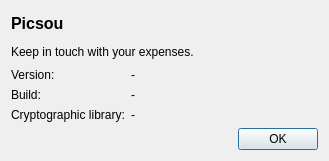
This is picsou/ui/dialogs/aboutpicsou.ui in koromodako/picsou as Qt 5 draws it before an edit. The edited form follows.
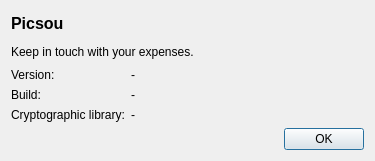
This is the edited form.

```diff
--- a/picsou/ui/dialogs/aboutpicsou.ui
+++ b/picsou/ui/dialogs/aboutpicsou.ui
@@ -9,7 +9,7 @@
    <rect>
     <x>0</x>
     <y>0</y>
-    <width>329</width>
+    <width>375</width>
     <height>161</height>
    </rect>
   </property>
```
